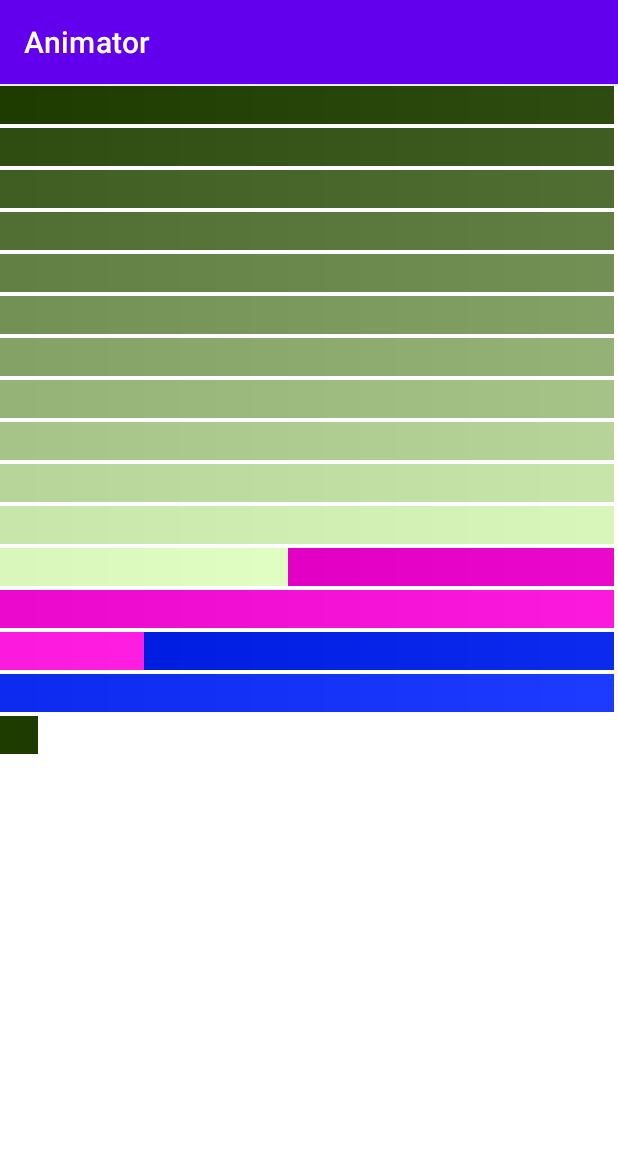
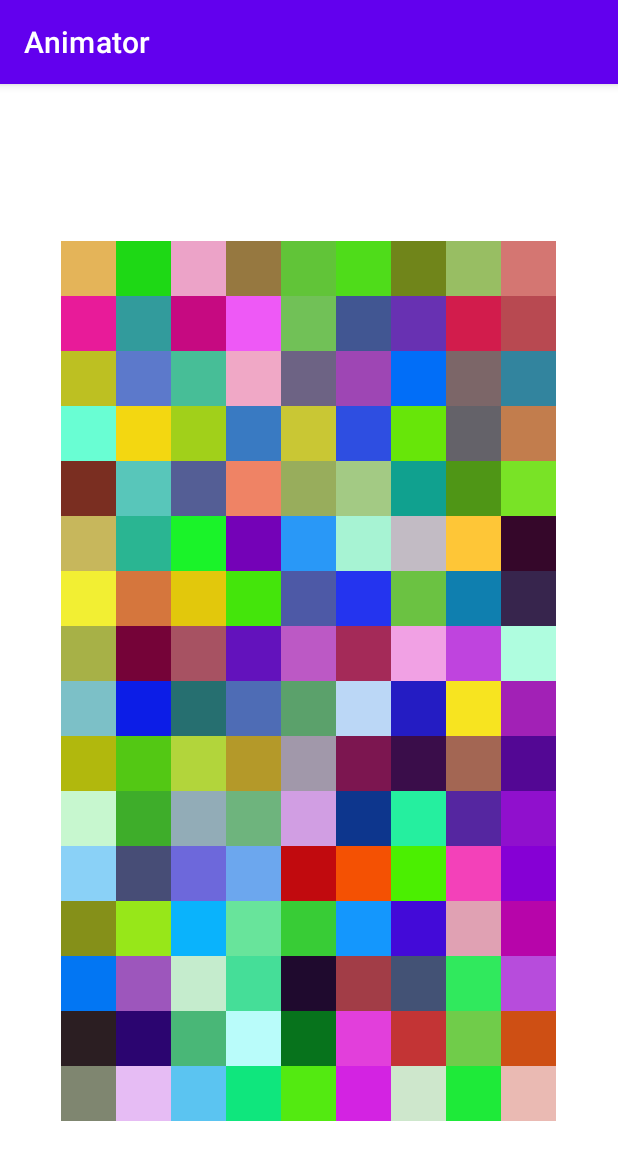
Before and after one commit to TVCreed/Animator, an Android app: the screen it shows after launch (MainActivity), on a phone screen of 412 x 824 dp. Shown: the top 1160 px of the screen. Run offline under Robolectric (Android 15) with nearby library versions, the phone set to English and light mode, and no system bars.

Commit message:
fill 16:9 area with colored pixels

```diff
--- a/app/src/main/java/com/example/animator/ImageAdapter.java
+++ b/app/src/main/java/com/example/animator/ImageAdapter.java
@@ -2,6 +2,7 @@ package com.example.animator;
 
 import android.graphics.Color;
 import android.os.Build;
+import android.util.DisplayMetrics;
 import android.view.View;
 import android.view.ViewGroup;
 import android.widget.BaseAdapter;
@@ -18,7 +19,7 @@ public class ImageAdapter extends BaseAdapter {
 
     @Override
     public int getCount() {
-        return MainActivity.WIDTH*MainActivity.HEIGHT;
+        return MainActivity.PIXELS;
     }
 
     @Override
@@ -36,10 +37,11 @@ public class ImageAdapter extends BaseAdapter {
     public View getView(int position, View convertView, ViewGroup parent) {
         ImageView pic = new ImageView(activity);
 
-        activity.getResources().getDrawable(R.drawable.pixel).setTint(Color.argb(255, (position + 30) % 255, (position + 60)% 255, position % 255));
+        activity.getResources().getDrawable(R.drawable.pixel).setTint(Color.argb(255, (int) (Math.random()*255), (int) (Math.random()*255), (int) (Math.random()*255)));
 
         pic.setImageResource(R.drawable.pixel);
-        pic.setLayoutParams(new ViewGroup.LayoutParams(parent.getWidth() / MainActivity.WIDTH, (parent.getHeight() / MainActivity.HEIGHT) - 30));
+        int size = (parent.getWidth()-1) / 9;
+        pic.setLayoutParams(new ViewGroup.LayoutParams(size, size));
 
         return pic;
     }
--- a/app/src/main/java/com/example/animator/MainActivity.java
+++ b/app/src/main/java/com/example/animator/MainActivity.java
@@ -13,8 +13,8 @@ import java.util.Timer;
 import java.util.TimerTask;
 
 public class MainActivity extends AppCompatActivity {
-    public static final int WIDTH = 16, HEIGHT = 16;
-    private Pixel[] pixels = new Pixel[WIDTH*HEIGHT];
+    public static final int PIXELS = 16*9;
+    private Pixel[] pixels = new Pixel[PIXELS];
 
     @Override
     protected void onCreate(Bundle savedInstanceState) {
@@ -39,7 +39,7 @@ public class MainActivity extends AppCompatActivity {
     }
 
     public void fillWhite() {
-        for (int i = 0; i < WIDTH * HEIGHT; i++) {
+        for (int i = 0; i < PIXELS; i++) {
             pixels[i] = new Pixel(255, 255, 255);
         }
     }
--- a/app/src/main/res/layout/activity_main.xml
+++ b/app/src/main/res/layout/activity_main.xml
@@ -1,5 +1,6 @@
 <?xml version="1.0" encoding="utf-8"?>
-<LinearLayout xmlns:android="http://schemas.android.com/apk/res/android"
+<androidx.constraintlayout.widget.ConstraintLayout xmlns:android="http://schemas.android.com/apk/res/android"
+    xmlns:app="http://schemas.android.com/apk/res-auto"
     xmlns:tools="http://schemas.android.com/tools"
     android:layout_width="match_parent"
     android:layout_height="match_parent"
@@ -7,12 +8,17 @@
 
     <GridView
         android:id="@+id/gridView"
-        android:layout_width="match_parent"
-        android:layout_height="match_parent"
+        android:layout_width="331dp"
+        android:layout_height="589dp"
         android:columnWidth="24sp"
         android:horizontalSpacing="0sp"
-        android:numColumns="auto_fit"
+        android:numColumns="9"
         android:padding="0sp"
-        android:verticalSpacing="0sp" />
+        android:verticalSpacing="0sp"
+        app:layout_constraintBottom_toBottomOf="parent"
+        app:layout_constraintEnd_toEndOf="parent"
+        app:layout_constraintStart_toStartOf="parent"
+        app:layout_constraintTop_toTopOf="parent"
+        app:layout_constraintVertical_bias="0.584" />
 
-</LinearLayout>
+</androidx.constraintlayout.widget.ConstraintLayout>
```
